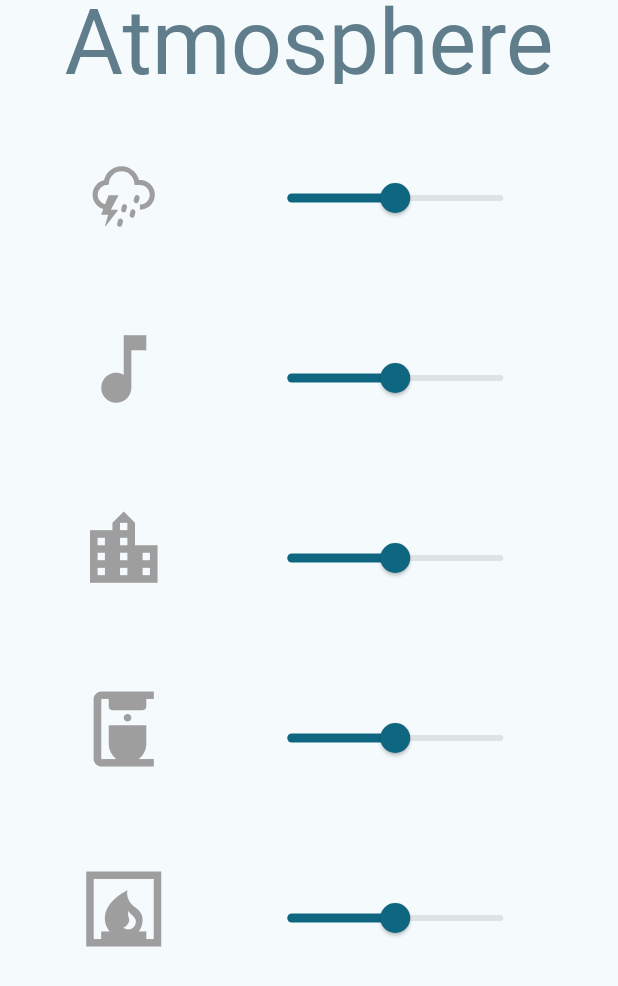
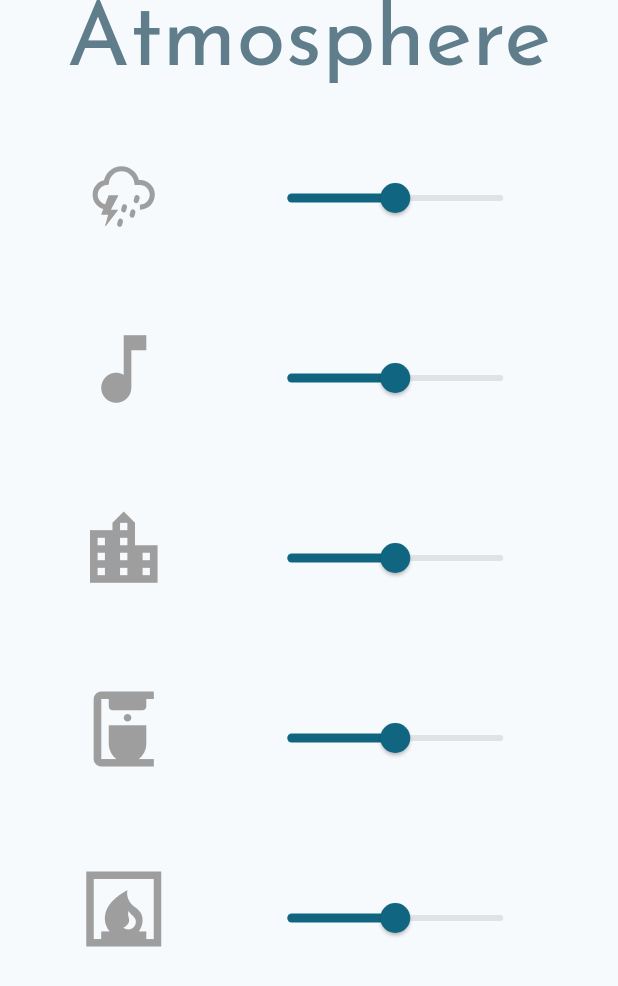
Before and after one commit to leksidev/atmosphere_app, a Flutter app: the screen it shows after launch, on a phone screen of 412 x 824 dp. Shown: the top 986 px of the screen. Run offline on Flutter 3.47's test engine with Material 2 defaults, Android fonts, the phone set to English and light mode, and no system bars; our stand-ins replace audioplayers, weather_icons.

Commit message:
feat(theme, font): add new font for title and change app theme

```diff
--- a/lib/main.dart
+++ b/lib/main.dart
@@ -12,7 +12,7 @@ class AtmosphereApp extends StatelessWidget {
   Widget build(BuildContext context) {
     return MaterialApp(
       theme: ThemeData(
-          useMaterial3: true, colorSchemeSeed: Colors.lightBlue.shade100),
+          useMaterial3: true, colorSchemeSeed: Colors.blueGrey.shade400),
       home: const WelcomeScreen(),
       initialRoute: WelcomeScreen.id,
       routes: {
```
Also changed, not shown: pubspec.yaml (+4 -6 lines).
